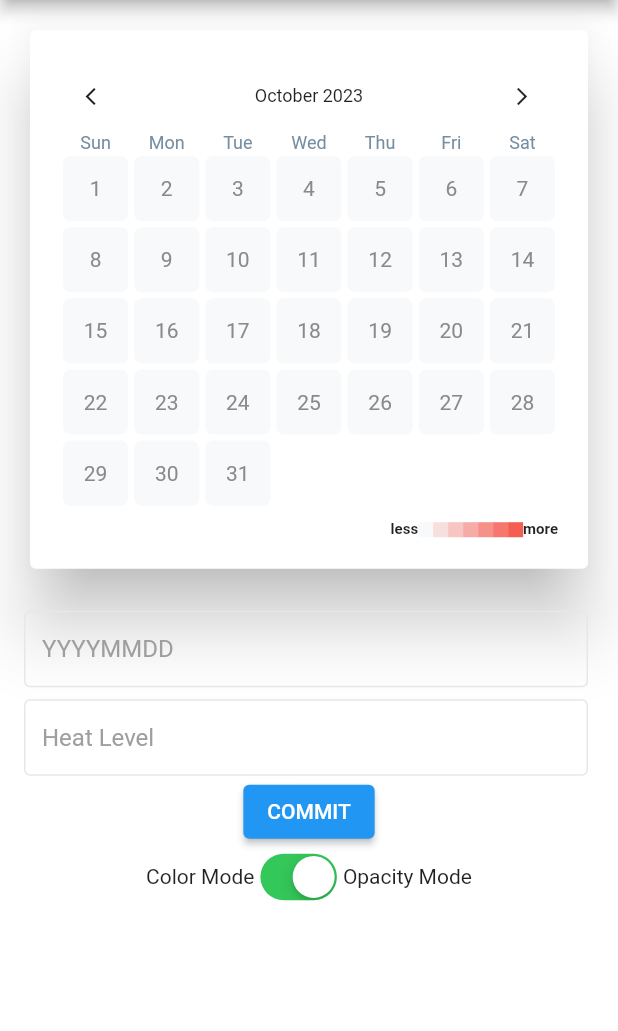
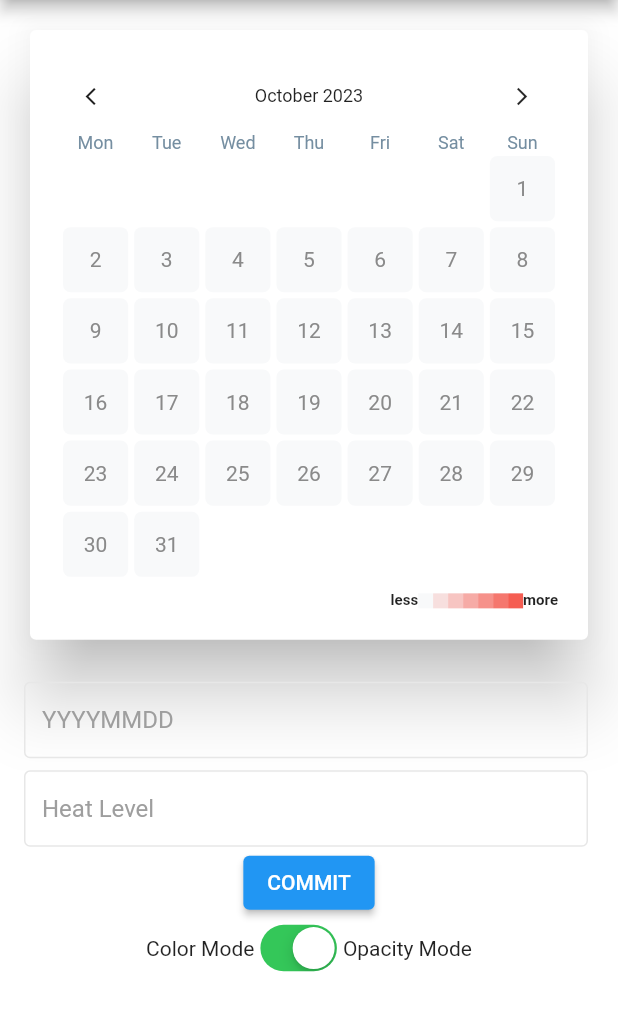
Before and after one commit to devappmin/flutter_heatmap_calendar, a Flutter app: the HeatMapCalendarExample screen opened by its route, on a phone screen of 412 x 824 dp, the part 84-1115 px from its top. Run offline on Flutter 3.47's test engine with Material 2 defaults, Android fonts, the phone set to English and light mode, and no system bars.

Commit message:
Localize dates, add weekStartsWith, Dart 3 & update example

```diff
--- a/example/lib/main.dart
+++ b/example/lib/main.dart
@@ -1,4 +1,5 @@
 import 'package:flutter/material.dart';
+import 'package:flutter_localizations/flutter_localizations.dart';
 import 'pages/heatmap_calendar_example.dart';
 import 'pages/heatmap_example.dart';
 
@@ -14,6 +15,11 @@ class MyApp extends StatelessWidget {
   Widget build(BuildContext context) {
     return MaterialApp(
       title: 'Flutter Heatmap Demo',
+      localizationsDelegates: GlobalMaterialLocalizations.delegates,
+      supportedLocales: const [
+        Locale('en', ''),
+        Locale('fr', ''),
+      ],
       theme: ThemeData(
         primarySwatch: Colors.blue,
       ),
--- a/example/lib/pages/heatmap_calendar_example.dart
+++ b/example/lib/pages/heatmap_calendar_example.dart
@@ -49,6 +49,7 @@ class _HeatMapCalendarExample extends State<HeatMapCalendarExample> {
         title: const Text('Heatmap Calendar'),
       ),
       body: SafeArea(
+        child: SingleChildScrollView(
           child: Column(
             children: [
               Card(
@@ -60,6 +61,7 @@ class _HeatMapCalendarExample extends State<HeatMapCalendarExample> {
                   // HeatMapCalendar
                   child: HeatMapCalendar(
                     flexible: true,
+                    weekStartsWith: 1,
                     datasets: heatMapDatasets,
                     colorMode:
                         isOpacityMode ? ColorMode.opacity : ColorMode.color,
@@ -106,6 +108,7 @@ class _HeatMapCalendarExample extends State<HeatMapCalendarExample> {
             ],
           ),
         ),
+      ),
       backgroundColor: Colors.white,
     );
   }
--- a/example/lib/pages/heatmap_example.dart
+++ b/example/lib/pages/heatmap_example.dart
@@ -49,6 +49,7 @@ class _HeatMapExample extends State<HeatMapExample> {
         title: const Text('Heatmap'),
       ),
       body: SafeArea(
+        child: SingleChildScrollView(
           child: Column(
             children: [
               Card(
@@ -58,6 +59,8 @@ class _HeatMapExample extends State<HeatMapExample> {
                   padding: const EdgeInsets.all(20),
                   child: HeatMap(
                     scrollable: true,
+                    showText: true,
+                    weekStartsWith: 6,
                     colorMode:
                         isOpacityMode ? ColorMode.opacity : ColorMode.color,
                     datasets: heatMapDatasets,
@@ -108,6 +111,7 @@ class _HeatMapExample extends State<HeatMapExample> {
             ],
           ),
         ),
+      ),
       backgroundColor: Colors.white,
     );
   }
--- a/lib/src/heatmap_calendar.dart
+++ b/lib/src/heatmap_calendar.dart
@@ -1,4 +1,5 @@
 import 'package:flutter/material.dart';
+import 'package:intl/intl.dart' show DateFormat;
 import './data/heatmap_color_mode.dart';
 import './widget/heatmap_calendar_page.dart';
 import './widget/heatmap_color_tip.dart';
@@ -87,6 +88,11 @@ class HeatMapCalendar extends StatefulWidget {
   /// The double value of [HeatMapColorTip]'s tip container's size.
   final double? colorTipSize;
 
+  /// Which day the week should start?
+  /// weekStartsWith = 1 for Monday, ..., weekStartsWith = 7 for Sunday.
+  /// Default to 7 (the week starts wih Sunday).
+  final int weekStartsWith;
+
   const HeatMapCalendar({
     Key? key,
     required this.colorsets,
@@ -109,6 +115,7 @@ class HeatMapCalendar extends StatefulWidget {
     this.colorTipHelper,
     this.colorTipCount,
     this.colorTipSize,
+    this.weekStartsWith = 7,
   }) : super(key: key);
 
   @override
@@ -118,6 +125,8 @@ class HeatMapCalendar extends StatefulWidget {
 class _HeatMapCalendar extends State<HeatMapCalendar> {
   // The DateTime value of first day of the current month.
   DateTime? _currentDate;
+  // The list of localized labels for week days.
+  final List<String> _localizedWeekDayLabels = [];
 
   @override
   void initState() {
@@ -139,7 +148,7 @@ class _HeatMapCalendar extends State<HeatMapCalendar> {
   }
 
   /// Header widget which shows left, right buttons and year/month text.
-  Widget _header() {
+  Widget _header(BuildContext context) {
     return Row(
       mainAxisAlignment: MainAxisAlignment.spaceBetween,
       children: <Widget>[
@@ -153,14 +162,14 @@ class _HeatMapCalendar extends State<HeatMapCalendar> {
         ),
 
         // Text which shows the current year and month
-        Text(
-          DateUtil.MONTH_LABEL[_currentDate?.month ?? 0] +
-              ' ' +
-              (_currentDate?.year).toString(),
-          style: TextStyle(
-            fontSize: widget.monthFontSize ?? 12,
+        if (_currentDate != null)
+          Text(
+            DateFormat.yMMMM(Localizations.localeOf(context).languageCode)
+                .format(_currentDate!),
+            style: TextStyle(
+              fontSize: widget.monthFontSize ?? 12,
+            ),
           ),
-        ),
 
         // Next month button.
         IconButton(
@@ -174,11 +183,21 @@ class _HeatMapCalendar extends State<HeatMapCalendar> {
     );
   }
 
-  Widget _weekLabel() {
+  Widget _weekLabel(BuildContext context) {
+    if (_localizedWeekDayLabels.isEmpty && _currentDate != null) {
+      final firstWeekDayIndex =
+          -((_currentDate!.weekday - widget.weekStartsWith) % 7);
+      for (var i = firstWeekDayIndex; i < firstWeekDayIndex + 7; i++) {
+        _localizedWeekDayLabels.add(
+            DateFormat.E(Localizations.localeOf(context).languageCode)
+                .format(DateUtil.changeDay(_currentDate!, i)));
+      }
+    }
+
     return Row(
       mainAxisAlignment: MainAxisAlignment.center,
       children: <Widget>[
-        for (String label in DateUtil.WEEK_LABEL.skip(1))
+        for (String label in _localizedWeekDayLabels)
           WidgetUtil.flexibleContainer(
             widget.flexible ?? false,
             false,
@@ -213,8 +232,8 @@ class _HeatMapCalendar extends State<HeatMapCalendar> {
       child: Column(
         mainAxisSize: MainAxisSize.min,
         children: <Widget>[
-          _header(),
-          _weekLabel(),
+          _header(context),
+          _weekLabel(context),
           HeatMapCalendarPage(
             baseDate: _currentDate ?? DateTime.now(),
             colorMode: widget.colorMode,
@@ -228,6 +247,7 @@ class _HeatMapCalendar extends State<HeatMapCalendar> {
             colorsets: widget.colorsets,
             borderRadius: widget.borderRadius,
             onClick: widget.onClick,
+            weekStartsWith: widget.weekStartsWith,
           ),
           if (widget.showColorTip == true)
             HeatMapColorTip(
--- a/lib/src/util/date_util.dart
+++ b/lib/src/util/date_util.dart
@@ -1,48 +1,6 @@
 class DateUtil {
+  // ignore: constant_identifier_names
   static const int DAYS_IN_WEEK = 7;
-
-  static const List<String> MONTH_LABEL = [
-    '',
-    'January',
-    'February',
-    'March',
-    'April',
-    'May',
-    'June',
-    'July',
-    'August',
-    'September',
-    'October',
-    'November',
-    'December',
-  ];
-
-  static const List<String> SHORT_MONTH_LABEL = [
-    '',
-    'Jan',
-    'Feb',
-    'Mar',
-    'Apr',
-    'May',
-    'Jun',
-    'Jul',
-    'Aug',
-    'Sep',
-    'Oct',
-    'Nov',
-    'Dec',
-  ];
-
-  static const List<String> WEEK_LABEL = [
-    '',
-    'Sun',
-    'Mon',
-    'Tue',
-    'Wed',
-    'Thu',
-    'Fri',
-    'Sat',
-  ];
 
   /// Get start day of month.
   static DateTime startDayOfMonth(final DateTime referenceDate) =>
@@ -58,23 +16,28 @@ class DateUtil {
 
   /// Separate [referenceDate]'s month to List of every weeks.
   static List<Map<DateTime, DateTime>> separatedMonth(
-      final DateTime referenceDate) {
-    DateTime _startDate = startDayOfMonth(referenceDate);
-    DateTime _endDate = DateTime(_startDate.year, _startDate.month,
-        _startDate.day + DAYS_IN_WEEK - _startDate.weekday % DAYS_IN_WEEK - 1);
-    DateTime _finalDate = endDayOfMonth(referenceDate);
-    List<Map<DateTime, DateTime>> _savedMonth = [];
+      final DateTime referenceDate, final int weekStartsWith) {
+    DateTime startDate = startDayOfMonth(referenceDate);
+    DateTime endDate = DateTime(
+        startDate.year,
+        startDate.month,
+        startDate.day +
+            DAYS_IN_WEEK -
+            ((startDate.weekday - weekStartsWith) % DAYS_IN_WEEK) -
+            1);
+    DateTime finalDate = endDayOfMonth(referenceDate);
+    List<Map<DateTime, DateTime>> savedMonth = [];
 
-    while (_startDate.isBefore(_finalDate) || _startDate == _finalDate) {
-      _savedMonth.add({_startDate: _endDate});
-      _startDate = changeDay(_endDate, 1);
-      _endDate = changeDay(
-          _endDate,
-          endDayOfMonth(_endDate).day - _startDate.day >= DAYS_IN_WEEK
+    while (startDate.isBefore(finalDate) || startDate == finalDate) {
+      savedMonth.add({startDate: endDate});
+      startDate = changeDay(endDate, 1);
+      endDate = changeDay(
+          endDate,
+          endDayOfMonth(endDate).day - startDate.day >= DAYS_IN_WEEK
               ? DAYS_IN_WEEK
-              : endDayOfMonth(_endDate).day - _startDate.day + 1);
+              : endDayOfMonth(endDate).day - startDate.day + 1);
     }
-    return _savedMonth;
+    return savedMonth;
   }
 
   /// Change day of [referenceDate].
--- a/lib/src/widget/heatmap_calendar_page.dart
+++ b/lib/src/widget/heatmap_calendar_page.dart
@@ -7,6 +7,11 @@ import '../data/heatmap_color_mode.dart';
 class HeatMapCalendarPage extends StatelessWidget {
   /// The DateTime value which contains the current calendar's date value.
   final DateTime baseDate;
+
+  /// Which day the week should start?
+  /// weekStartsWith = 1 for Monday, ..., weekStartsWith = 7 for Sunday.
+  /// Default to 7 (the week starts wih Sunday).
+  final int weekStartsWith;
 
   /// The list value of the map value that contains
   /// separated start and end of every weeks on month.
@@ -64,6 +69,7 @@ class HeatMapCalendarPage extends StatelessWidget {
   HeatMapCalendarPage({
     Key? key,
     required this.baseDate,
+    required this.weekStartsWith,
     required this.colorMode,
     this.flexible,
     this.size,
@@ -75,7 +81,7 @@ class HeatMapCalendarPage extends StatelessWidget {
     this.colorsets,
     this.borderRadius,
     this.onClick,
-  })  : separatedDate = DateUtil.separatedMonth(baseDate),
+  })  : separatedDate = DateUtil.separatedMonth(baseDate, weekStartsWith),
         maxValue = DatasetsUtil.getMaxValue(
             DatasetsUtil.filterMonth(datasets, baseDate)),
         super(key: key);
@@ -89,6 +95,7 @@ class HeatMapCalendarPage extends StatelessWidget {
           HeatMapCalendarRow(
             startDate: date.keys.first,
             endDate: date.values.first,
+            weekStartsWith: weekStartsWith,
             colorMode: colorMode,
             size: size,
             fontSize: fontSize,
--- a/lib/src/widget/heatmap_calendar_row.dart
+++ b/lib/src/widget/heatmap_calendar_row.dart
@@ -11,6 +11,11 @@ class HeatMapCalendarRow extends StatelessWidget {
 
   /// The integer value of end date of the week
   final DateTime endDate;
+
+  /// Which day the week should start?
+  /// weekStartsWith = 1 for Monday, ..., weekStartsWith = 7 for Sunday.
+  /// Default to 7 (the week starts wih Sunday).
+  final int weekStartsWith;
 
   /// The double value of every [HeatMapContainer]'s width and height.
   final double? size;
@@ -69,6 +74,7 @@ class HeatMapCalendarRow extends StatelessWidget {
     Key? key,
     required this.startDate,
     required this.endDate,
+    required this.weekStartsWith,
     required this.colorMode,
     this.size,
     this.fontSize,
@@ -91,10 +97,10 @@ class HeatMapCalendarRow extends StatelessWidget {
           // the last day is not a saturday.
           (i) => (startDate == DateUtil.startDayOfMonth(startDate) &&
                       endDate.day - startDate.day != 7 &&
-                      i < (startDate.weekday % 7)) ||
+                      i < ((startDate.weekday - weekStartsWith) % 7)) ||
                   (endDate == DateUtil.endDayOfMonth(endDate) &&
                       endDate.day - startDate.day != 7 &&
-                      i > (endDate.weekday % 7))
+                      i > ((endDate.weekday - weekStartsWith) % 7))
               ? Container(
                   width: size ?? 42,
                   height: size ?? 42,
@@ -106,8 +112,12 @@ class HeatMapCalendarRow extends StatelessWidget {
                   // start day of week value and end day of week.
                   //
                   // So we have to give every day information to each HeatMapContainer.
-                  date: DateTime(startDate.year, startDate.month,
-                      startDate.day - startDate.weekday % 7 + i),
+                  date: DateTime(
+                      startDate.year,
+                      startDate.month,
+                      startDate.day -
+                          (startDate.weekday - weekStartsWith) % 7 +
+                          i),
                   backgroundColor: defaultColor,
                   size: size,
                   fontSize: fontSize,
@@ -122,7 +132,9 @@ class HeatMapCalendarRow extends StatelessWidget {
                   selectedColor: datasets?.keys.contains(DateTime(
                               startDate.year,
                               startDate.month,
-                              startDate.day - startDate.weekday % 7 + i)) ??
+                              startDate.day -
+                                  (startDate.weekday - weekStartsWith) % 7 +
+                                  i)) ??
                           false
                       // If colorMode is ColorMode.opacity,
                       ? colorMode == ColorMode.opacity
@@ -135,19 +147,17 @@ class HeatMapCalendarRow extends StatelessWidget {
                                           startDate.month,
                                           startDate.day +
                                               i -
-                                              (startDate.weekday % 7))] ??
+                                              ((startDate.weekday -
+                                                      weekStartsWith) %
+                                                  7))] ??
                                   1) /
                               (maxValue ?? 1))
                           // Else if colorMode is ColorMode.Color.
                           //
                           // Get color value from colorsets which is filtered with DateTime value
                           // Using DatasetsUtil.getColor()
-                          : DatasetsUtil.getColor(
-                              colorsets,
-                              datasets?[DateTime(
-                                  startDate.year,
-                                  startDate.month,
-                                  startDate.day + i - (startDate.weekday % 7))])
+                          : DatasetsUtil.getColor(colorsets,
+                              datasets?[DateTime(startDate.year, startDate.month, startDate.day + i - ((startDate.weekday - 1) % 7))])
                       : null,
                 ),
         ),
--- a/lib/src/widget/heatmap_container.dart
+++ b/lib/src/widget/heatmap_container.dart
@@ -43,6 +43,11 @@ class HeatMapContainer extends StatelessWidget {
             width: size,
             height: size,
             alignment: Alignment.center,
+            decoration: BoxDecoration(
+              color: selectedColor,
+              borderRadius:
+                  BorderRadius.all(Radius.circular(borderRadius ?? 5)),
+            ),
             child: (showText ?? true)
                 ? Text(
                     date.day.toString(),
@@ -51,11 +56,6 @@ class HeatMapContainer extends StatelessWidget {
                         fontSize: fontSize),
                   )
                 : null,
-            decoration: BoxDecoration(
-              color: selectedColor,
-              borderRadius:
-                  BorderRadius.all(Radius.circular(borderRadius ?? 5)),
-            ),
           ),
         ),
         onTap: () {
```
Also changed, not shown: example/pubspec.yaml (+5 -3 lines), lib/src/heatmap.dart (+7 -0 lines), lib/src/widget/heatmap_month_text.dart (+10 -10 lines), lib/src/widget/heatmap_page.dart (+32 -8 lines), lib/src/widget/heatmap_week_text.dart (+5 -2 lines), pubspec.yaml (+4 -3 lines), 3 other files. Lines whose indentation alone changed are shown as unchanged.
